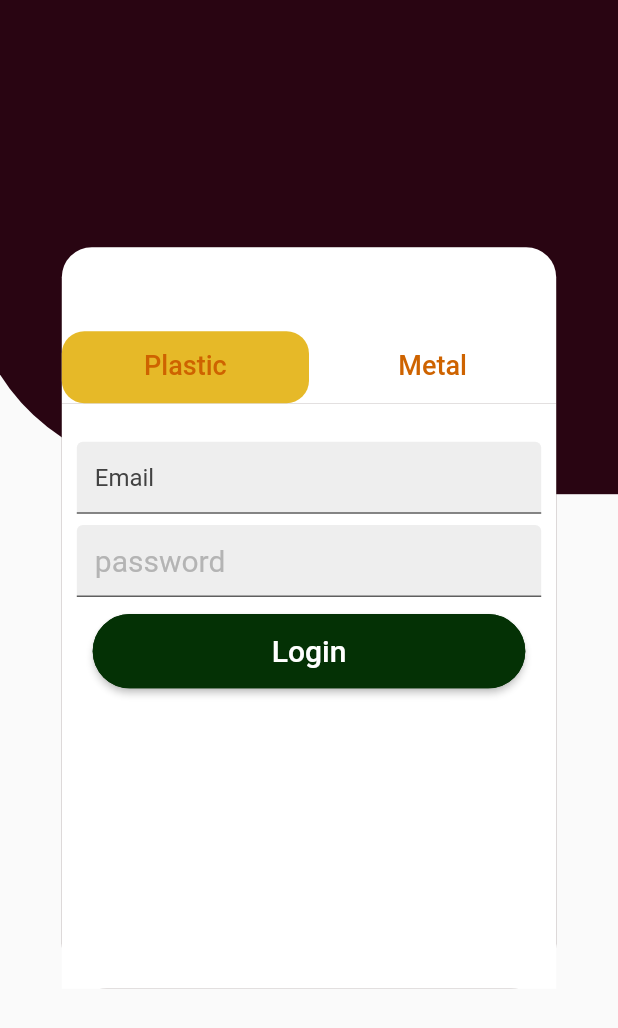
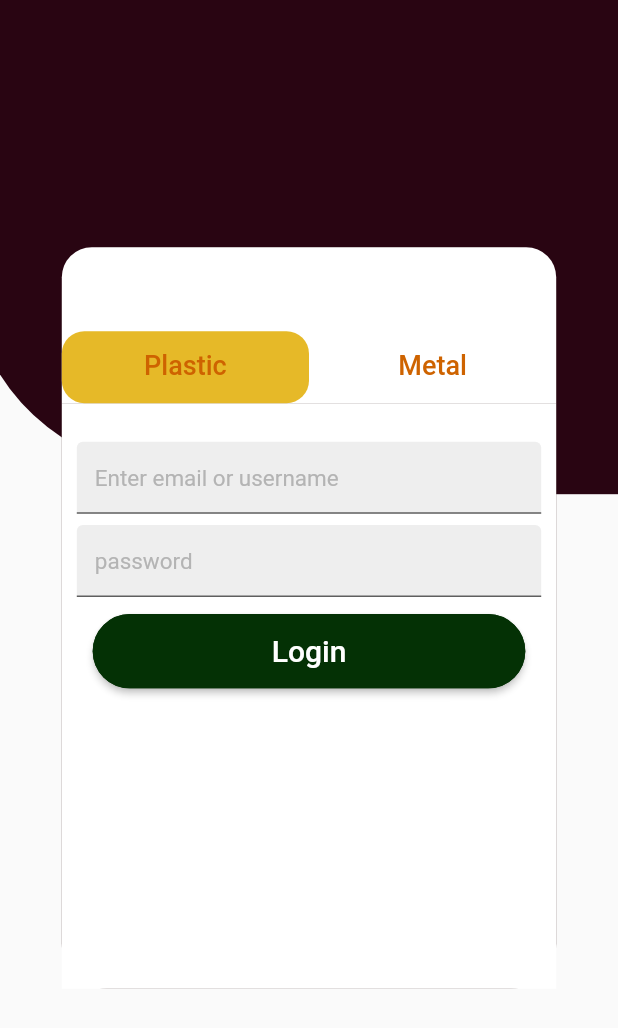
Before and after one commit to emilio-kariuki/youth, a Flutter app: the screen it shows after launch, on a phone screen of 412 x 824 dp. Shown: the top 1028 px of the screen. Run offline on Flutter 3.47's test engine with Material 2 defaults, Android fonts, the light colour scheme and no system bars; our stand-ins replace google_fonts.

Commit message:
April 3, 2022 4:35 PM

```diff
--- a/lib/Accounts/login.dart
+++ b/lib/Accounts/login.dart
@@ -134,9 +134,9 @@ class _LoginContentsState extends State<LoginContents> {
                                     // icon: Icon(Icons.mail,size:30,color: Colors.black),
                                     filled: true,
                                     hintStyle:
-                                        TextStyle(color: Colors.grey[800]),
-                                    hoverColor: Colors.red,
-                                    hintText: "Email",
+                                        TextStyle(color: Color.fromARGB(255, 180, 180, 180),fontSize: 15, fontWeight: FontWeight.w400),
+
+                                    hintText: "Enter email or username",
                                     // prefixIcon: Icon(Icons.mail,
                                         // color: Colors.blueGrey[900]),
                                     fillColor: Colors.grey[200]),
@@ -158,8 +158,8 @@ class _LoginContentsState extends State<LoginContents> {
                                     // icon: Icon(Icons.mail,size:30,color: Colors.black),
                                     filled: true,
                                     hintStyle:
-                                        TextStyle(color: Color.fromARGB(255, 180, 180, 180),fontSize: 20, fontWeight: FontWeight.w400),
-                                    hoverColor: Colors.red,
+                                        TextStyle(color: Color.fromARGB(255, 180, 180, 180),fontSize: 15, fontWeight: FontWeight.w400),
+
                                     hintText: "password",
                                     // prefixIcon: Icon(Icons.lock,
                                     //     color: Colors.blueGrey[900]),
```
